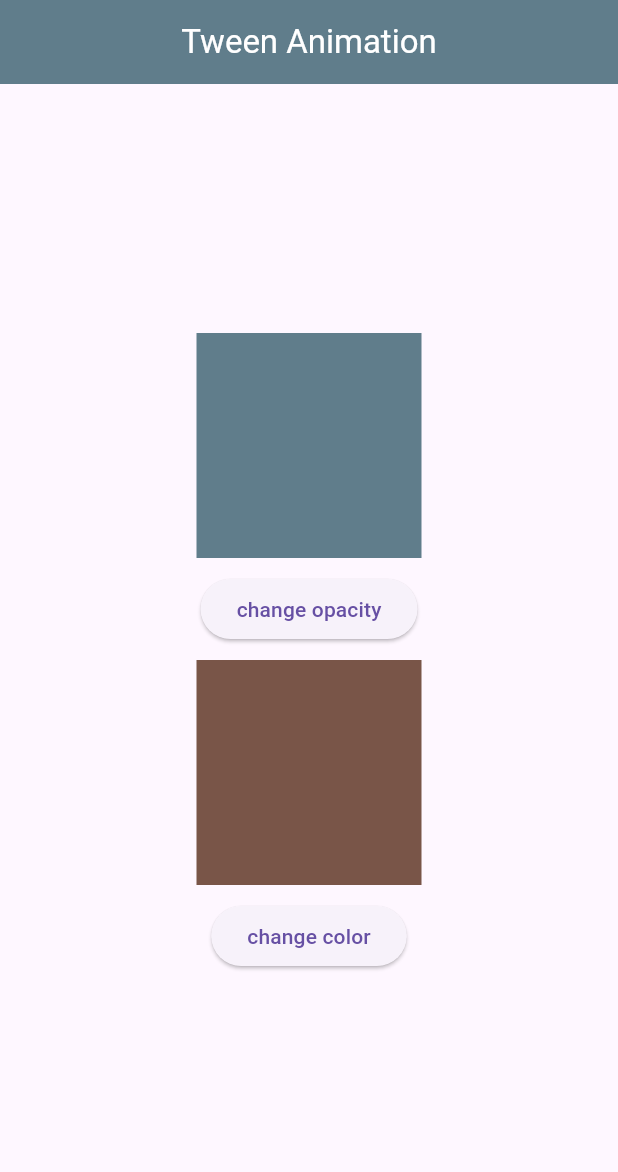
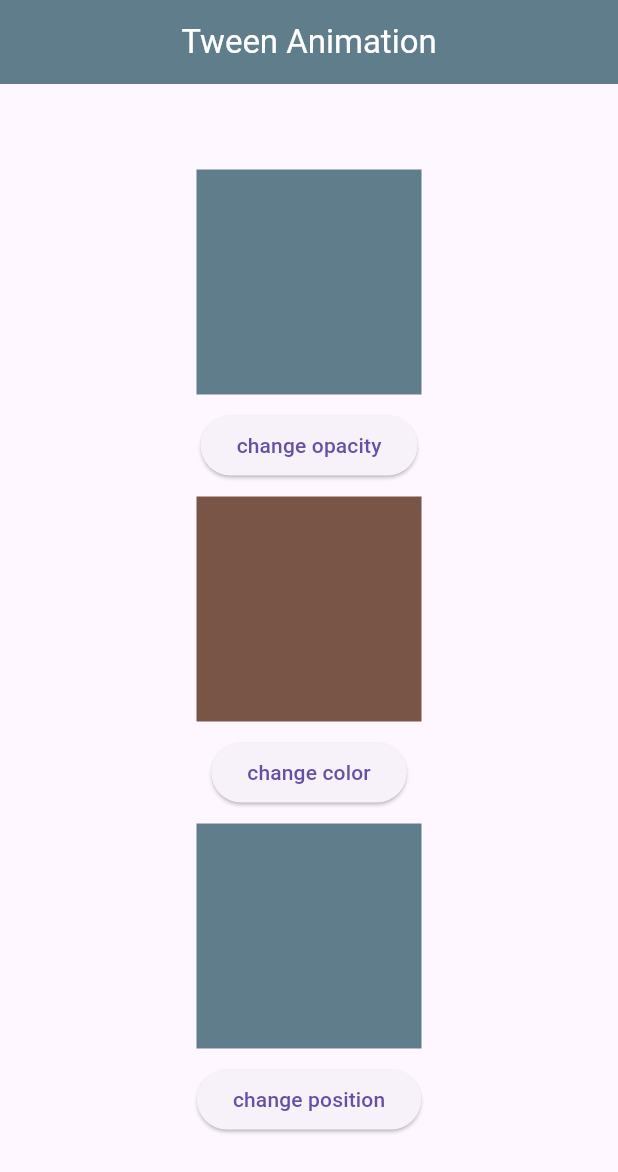
Before and after one commit to Nardo2002/linkdev-flutter-animation2, a Flutter app: the screen it shows after launch, on a phone screen of 412 x 824 dp. Shown: the top 1172 px of the screen. Run offline on Flutter 3.47's test engine with Material 3 defaults, Android fonts, the phone set to English and light mode, and no system bars.

Commit message:
added a widget that changes its position using tween animation

```diff
--- a/lib/animated_color.dart
+++ b/lib/animated_color.dart
@@ -7,8 +7,7 @@ class AnimatedColorWidget extends StatefulWidget {
   AnimatedColorWidgetState createState() => AnimatedColorWidgetState();
 }
 
-class AnimatedColorWidgetState extends State<AnimatedColorWidget>
-    with SingleTickerProviderStateMixin {
+class AnimatedColorWidgetState extends State<AnimatedColorWidget> {
   bool isBrown = true;
 
   @override
@@ -19,7 +18,7 @@ class AnimatedColorWidgetState extends State<AnimatedColorWidget>
             duration: const Duration(seconds: 2),
             tween: ColorTween(
                 begin: Colors.brown,
-                end: isBrown ?  Colors.brown: Colors.blueGrey),
+                end: isBrown ? Colors.brown : Colors.blueGrey),
             builder: (context, value, child) {
               return Container(
                 width: 150,
--- a/lib/animated_opacity.dart
+++ b/lib/animated_opacity.dart
@@ -7,7 +7,7 @@ class AnimatedOpacityWidget extends StatefulWidget {
   AnimatedOpacityWidgetState createState() => AnimatedOpacityWidgetState();
 }
 
-class AnimatedOpacityWidgetState extends State<AnimatedOpacityWidget> with SingleTickerProviderStateMixin {
+class AnimatedOpacityWidgetState extends State<AnimatedOpacityWidget> {
   bool isVisible = true;
 
   @override
--- /dev/null
+++ b/lib/animated_position.dart
@@ -0,0 +1,47 @@
+import 'package:flutter/material.dart';
+
+class AnimatedPositionWidget extends StatefulWidget {
+  const AnimatedPositionWidget({super.key});
+
+  @override
+  AnimatedPositionWidgetState createState() => AnimatedPositionWidgetState();
+}
+
+class AnimatedPositionWidgetState extends State<AnimatedPositionWidget> {
+  bool isMoved = true;
+
+  @override
+  Widget build(BuildContext context) {
+    return Column(
+      children: [
+        TweenAnimationBuilder(
+          duration: const Duration(seconds: 2),
+          tween: Tween<Offset>(
+              begin: const Offset(0, 0),
+              end: isMoved ? const Offset(0, 0) : const Offset(0, 50)),
+          builder: (BuildContext context, Offset value, Widget? child) {
+            return Transform.translate(
+              offset: value,
+              child: Container(
+                width: 150,
+                height: 150,
+                color: Colors.blueGrey,
+              ),
+            );
+          },
+        ),
+        Padding(
+          padding: const EdgeInsets.all(10),
+          child: ElevatedButton(
+            onPressed: () {
+              setState(() {
+                isMoved = !isMoved;
+              });
+            },
+            child: const Text('change position'),
+          ),
+        ),
+      ],
+    );
+  }
+}
--- a/lib/main.dart
+++ b/lib/main.dart
@@ -1,6 +1,7 @@
 import 'package:flutter/material.dart';
 import 'animated_opacity.dart';
 import 'animated_color.dart';
+import 'animated_position.dart';
 
 void main() {
   runApp(const MainApp());
@@ -20,11 +21,15 @@ class MainApp extends StatelessWidget {
           ),
           body: const Center(
         child: SingleChildScrollView(
-          child: Column(
-            children: [
-              AnimatedOpacityWidget(),
-              AnimatedColorWidget(),
-            ],
+          child: Padding(
+            padding: EdgeInsets.all(20.0),
+            child: Column(
+              children: [
+                AnimatedOpacityWidget(),
+                AnimatedColorWidget(),
+                AnimatedPositionWidget(),
+              ],
+            ),
           ),
         ),
       )),
```
Lines whose indentation alone changed are shown as unchanged.
